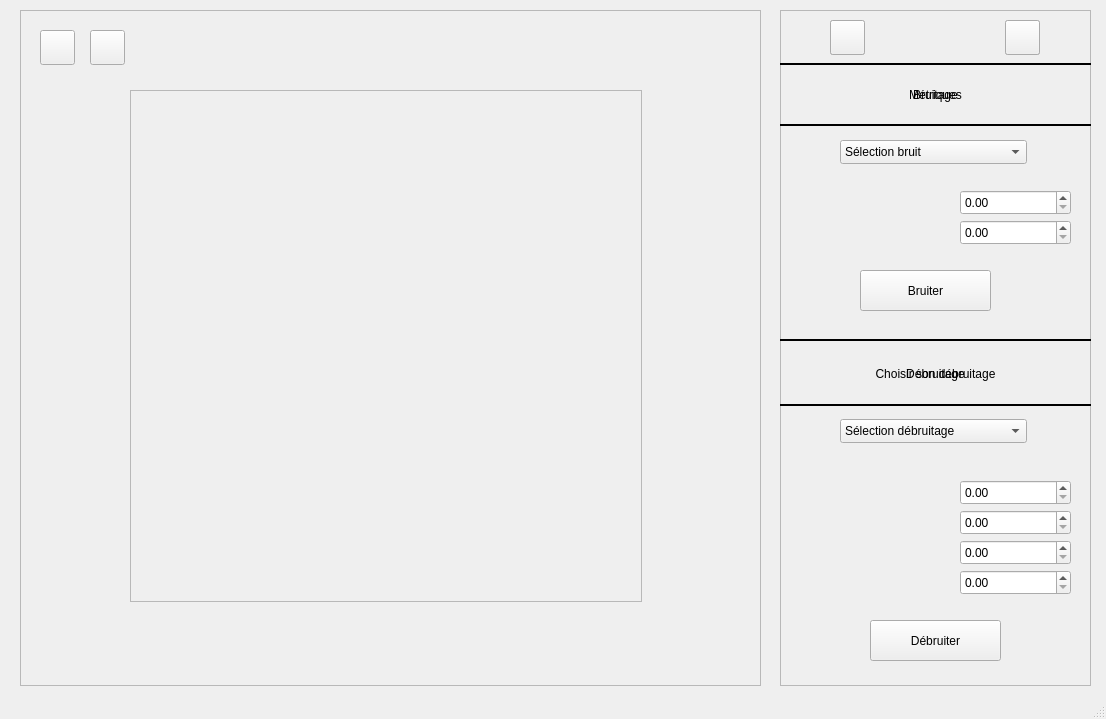
LeaSerrano/M2-IMAGINE-ProjetImage, file QT/mainwindow.ui: the form before one commit.
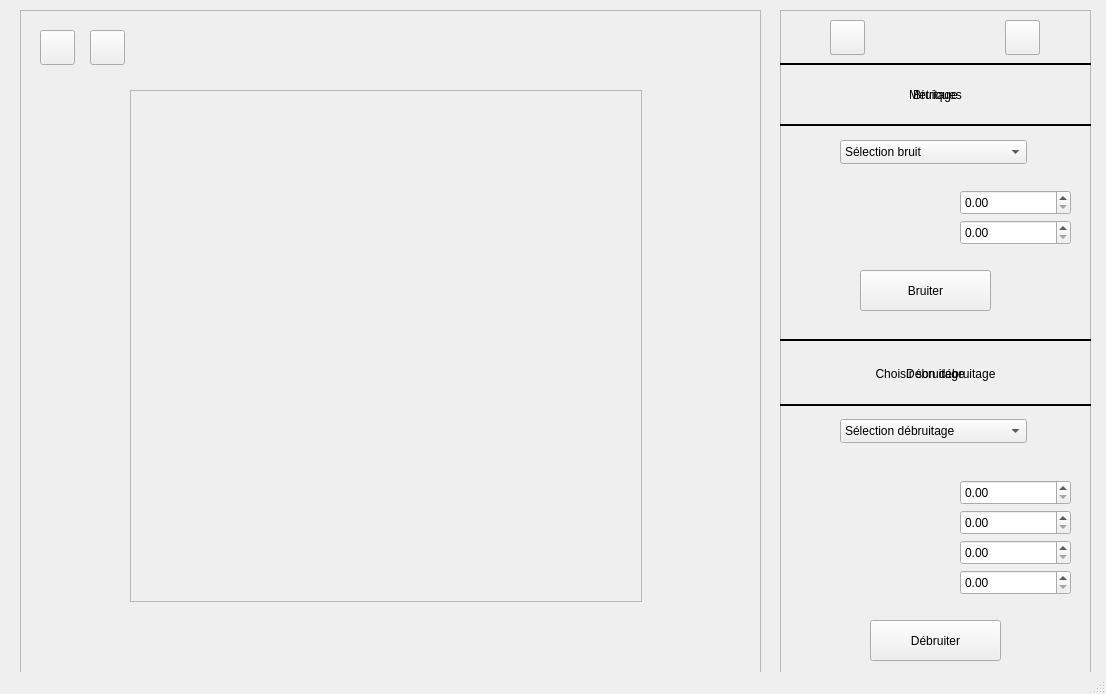
The form after the commit.

Patch:
```diff
--- a/QT/mainwindow.ui
+++ b/QT/mainwindow.ui
@@ -7,7 +7,7 @@
     <x>0</x>
     <y>0</y>
     <width>1106</width>
-    <height>719</height>
+    <height>694</height>
    </rect>
   </property>
   <property name="windowTitle">
```
